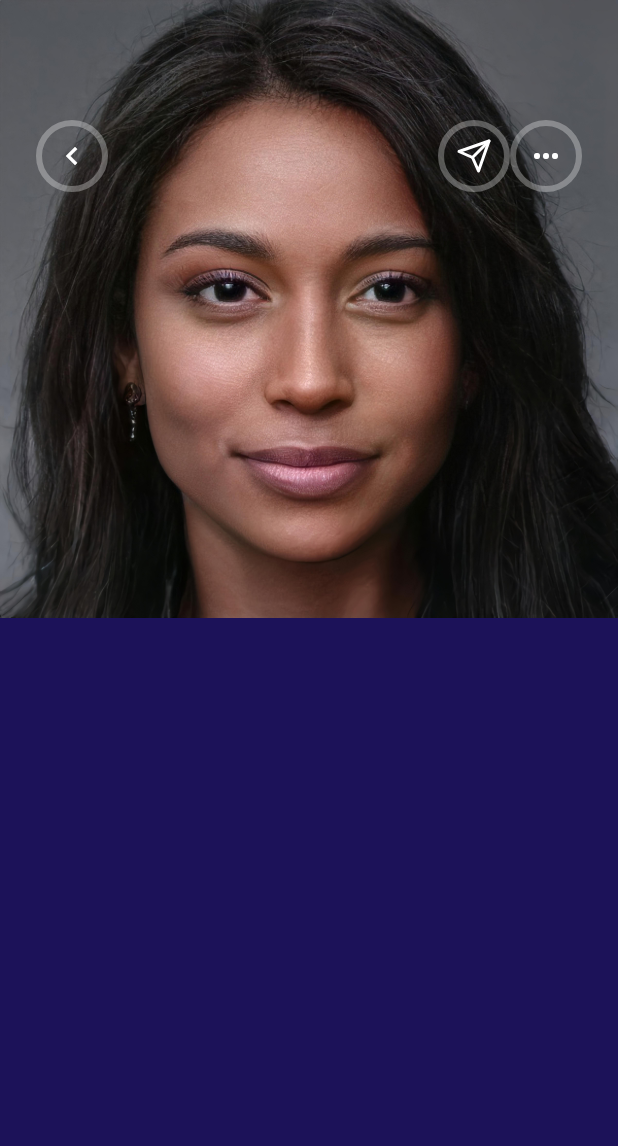
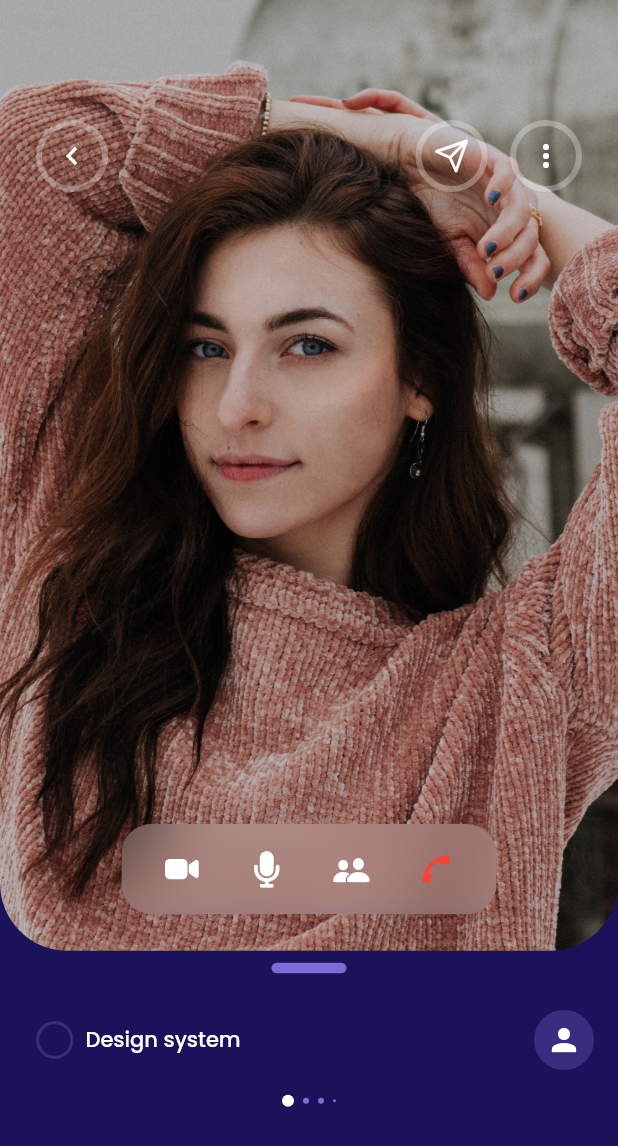
Before and after one commit to iamEtornam/Group-Hut-App, a Flutter app: the EventDetialsView screen opened directly, on a phone screen of 412 x 824 dp. Shown: the top 1146 px of the screen. Run offline on Flutter 3.47's test engine with Material 2 defaults, Android fonts, the phone set to English and light mode, and no system bars; our stand-ins replace flutter_icons, google_fonts, md2_tab_indicator; missing offline and left inert: flutter_image_stack.

Commit message:
complete second screen

```diff
--- a/lib/main.dart
+++ b/lib/main.dart
@@ -1,3 +1,6 @@
+import 'dart:math';
+import 'dart:ui';
+
 import 'package:flutter/cupertino.dart';
 import 'package:flutter/material.dart';
 import 'package:flutter_icons/flutter_icons.dart';
@@ -193,7 +196,18 @@ class CanceledView extends StatelessWidget {
 }
 
 class EventDetialsView extends StatelessWidget {
-  const EventDetialsView({Key? key}) : super(key: key);
+   EventDetialsView({Key? key}) : super(key: key);
+
+ final List<String> _image = [
+    Images.image1,
+    Images.image2,
+    Images.image3,
+    Images.image4,
+    Images.image5,
+    Images.image6,
+    Images.image7,
+    Images.image8
+  ];
 
   @override
   Widget build(BuildContext context) {
@@ -201,20 +215,105 @@ class EventDetialsView extends StatelessWidget {
     return Scaffold(
       body: Stack(
         children: [
-          Image.asset(
-            Images.image1,
+          Column(
+            children: [
+              ClipRRect(
+                borderRadius:
+                    BorderRadius.vertical(bottom: Radius.circular(45)),
+                child: Image.asset(
+                  _image[Random().nextInt(_image.length)],
                   width: size.width,
-            height: size.height /2,
+                  height: size.height / 1.3,
                   fit: BoxFit.cover,
+                ),
+              ),
+              Container(
+                width: 50,
+                height: 7,
+                margin: const EdgeInsets.all(8),
+                decoration: BoxDecoration(
+                    color: accentColor,
+                    borderRadius: BorderRadius.circular(45)),
+              ),
+              SizedBox(
+                width: size.width,
+                child: Padding(
+                  padding: const EdgeInsets.all(16.0),
+                  child: Row(
+                    children: [
+                      Container(
+                        width: 25,
+                        height: 25,
+                        margin: const EdgeInsets.all(8),
+                        decoration: BoxDecoration(
+                            border: Border.all(
+                                width: 2, color: accentColor.withOpacity(.3)),
+                            borderRadius: BorderRadius.circular(45)),
+                      ),
+                      Text(
+                        'Design system',
+                        style: Theme.of(context)
+                            .textTheme
+                            .bodyText1!
+                            .copyWith(color: Colors.white),
+                      ),
+                      Spacer(),
+                      CircleAvatar(
+                        backgroundColor: accentColor.withOpacity(.3),
+                        child: Icon(
+                          Icons.person,
+                          color: Colors.white,
+                        ),
+                      )
+                    ],
+                  ),
+                ),
+              ),
+              Row(
+                crossAxisAlignment: CrossAxisAlignment.center,
+                mainAxisAlignment: MainAxisAlignment.center,
+                children: [
+                  CircleAvatar(
+                    backgroundColor: Colors.white,
+                    radius: 4,
+                  ),
+                  SizedBox(
+                    width: 6,
+                  ),
+                  CircleAvatar(
+                    backgroundColor: accentColor,
+                    radius: 2,
+                  ),
+                  SizedBox(
+                    width: 6,
+                  ),
+                  CircleAvatar(
+                    backgroundColor: accentColor,
+                    radius: 2,
+                  ),
+                  SizedBox(
+                    width: 6,
+                  ),
+                  CircleAvatar(
+                    backgroundColor: accentColor,
+                    radius: 1,
+                  )
+                ],
+              )
+            ],
           ),
           Padding(
             padding: const EdgeInsets.all(24.0),
             child: Column(
               children: [
-                SizedBox(height: kToolbarHeight,),
+                SizedBox(
+                  height: kToolbarHeight,
+                ),
                 Row(
                   children: [
-                    Container(
+                    GestureDetector(
+                      onTap: ()=> Navigator.pop(context),
+                      child: Container(
                         child: Padding(
                           padding: const EdgeInsets.all(8.0),
                           child: Icon(
@@ -225,6 +324,7 @@ class EventDetialsView extends StatelessWidget {
                         decoration: BoxDecoration(
                             border: Border.all(color: Colors.white30, width: 4),
                             borderRadius: BorderRadius.circular(45)),
+                      ),
                     ),
                     Spacer(),
                     Container(
@@ -239,11 +339,14 @@ class EventDetialsView extends StatelessWidget {
                           border: Border.all(color: Colors.white30, width: 4),
                           borderRadius: BorderRadius.circular(45)),
                     ),
+                    SizedBox(
+                      width: 15,
+                    ),
                     Container(
                       child: Padding(
                         padding: const EdgeInsets.all(8.0),
                         child: Icon(
-                          Icons.more_horiz,
+                          Icons.more_vert,
                           color: Colors.white,
                         ),
                       ),
@@ -256,6 +359,66 @@ class EventDetialsView extends StatelessWidget {
               ],
             ),
           ),
+
+          Positioned(
+            top: size.height / 1.5,
+            left: 0,
+            right: 0,
+            child: Center(
+              child: ClipRRect(
+                borderRadius: BorderRadius.circular(20),
+                child: BackdropFilter(
+                  filter: ImageFilter.blur(sigmaX: 20.0, sigmaY: 20.0),
+                  child: Container(
+                width: 250,
+                    height: 60.0,
+                    padding: EdgeInsets.all(10),
+                    decoration:
+                        BoxDecoration(color: Colors.white10.withOpacity(.2),borderRadius: BorderRadius.circular(15)),
+                    child: Center(
+                      child: Padding(
+                        padding: const EdgeInsets.all(5.0),
+                        child: Row(
+                          crossAxisAlignment: CrossAxisAlignment.center,
+                          mainAxisAlignment: MainAxisAlignment.spaceEvenly,
+                          children: [
+                          Icon(
+                              Ionicons.md_videocam,
+                              color: Colors.white,
+                            ),
+                            SizedBox(
+                              width: 6,
+                            ),
+                              Icon(
+                              FontAwesome.microphone,
+                              color: Colors.white,
+                            ),
+                            SizedBox(
+                              width: 6,
+                            ),
+                            Icon(
+                              CupertinoIcons.person_2_fill,
+                              color: Colors.white,
+                            ),
+                             SizedBox(
+                              width: 6,
+                            ),
+                            Transform.rotate(
+                              angle: pi/2,
+                              child: Icon(
+                                Icons.call,
+                                color: Colors.red,
+                              ),
+                            )
+                          ],
+                        ),
+                      ),
+                    ),
+                  ),
+                ),
+              ),
+            ),
+          )
         ],
       ),
     );
```
Lines whose indentation alone changed are shown as unchanged.
